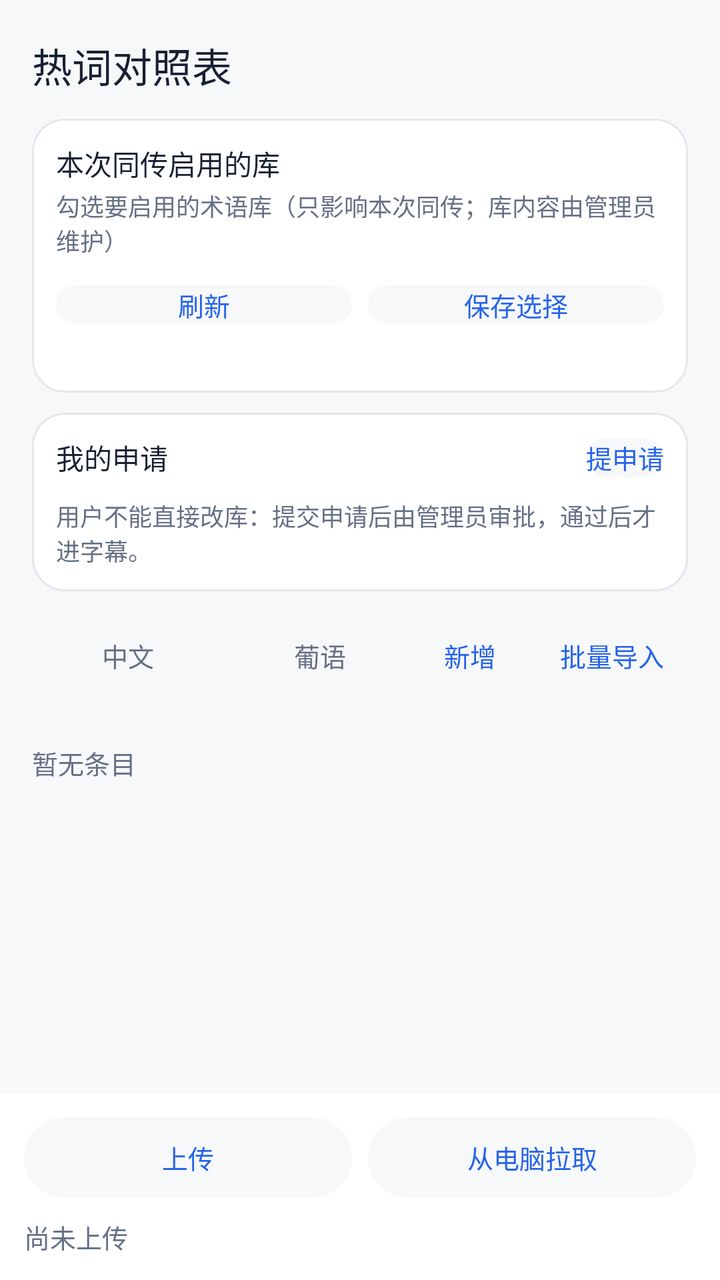
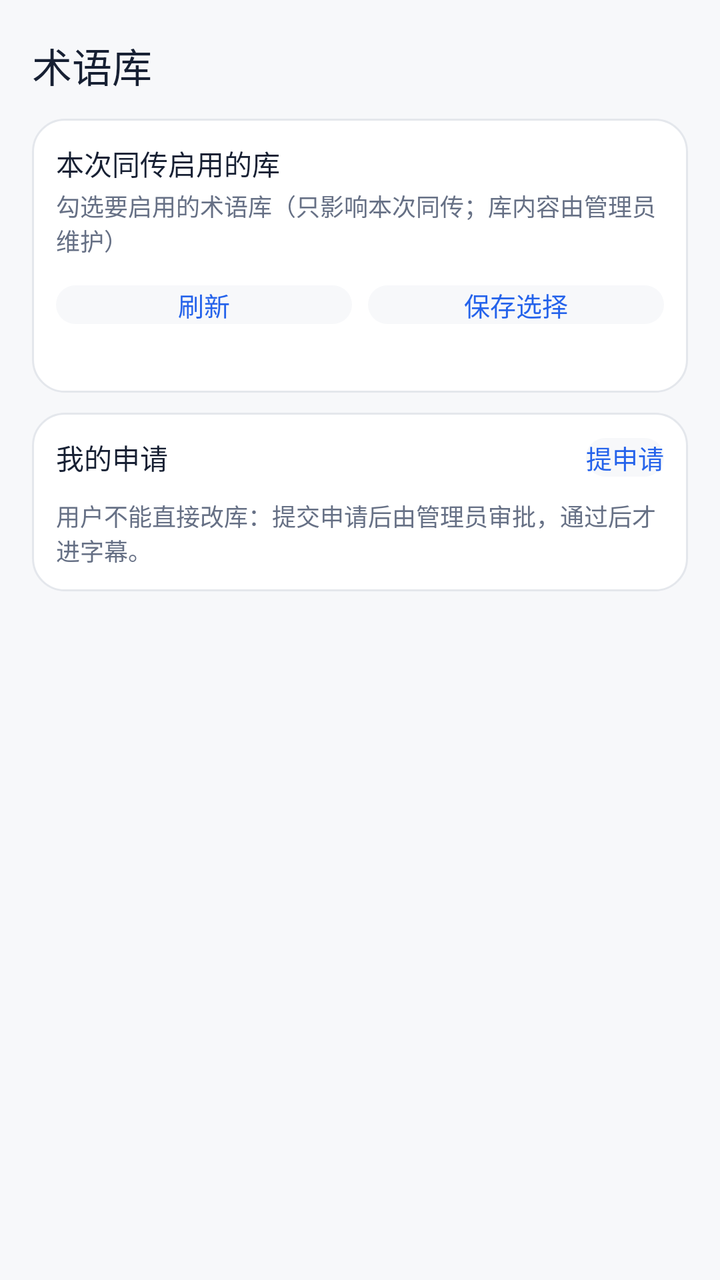

An Android layout rendered at two revisions. The XML below is the earlier revision; the diff shows what the commit changed to produce the second picture.
<!-- AndroidManifest.xml: application theme AppTheme -->
<!-- res/layout/page_terms.xml -->
<?xml version="1.0" encoding="utf-8"?>
<LinearLayout xmlns:android="http://schemas.android.com/apk/res/android"
    android:layout_width="match_parent"
    android:layout_height="match_parent"
    android:background="@color/page"
    android:orientation="vertical">

    <LinearLayout
        android:layout_width="match_parent"
        android:layout_height="wrap_content"
        android:gravity="center_vertical"
        android:orientation="horizontal"
        android:paddingStart="16dp"
        android:paddingTop="18dp"
        android:paddingEnd="16dp">

        <TextView
            android:layout_width="0dp"
            android:layout_height="wrap_content"
            android:layout_weight="1"
            android:fontFamily="sans-serif-medium"
            android:text="@string/terms_title"
            android:textColor="@color/ink"
            android:textSize="20sp" />

        <TextView
            android:id="@+id/termsCount"
            android:layout_width="wrap_content"
            android:layout_height="wrap_content"
            android:textColor="@color/ink_soft"
            android:textSize="13sp" />
    </LinearLayout>

    
    <LinearLayout
        android:layout_width="match_parent"
        android:layout_height="wrap_content"
        android:layout_marginStart="16dp"
        android:layout_marginTop="12dp"
        android:layout_marginEnd="16dp"
        android:background="@drawable/bg_card"
        android:orientation="vertical"
        android:padding="12dp">

        <TextView
            android:layout_width="match_parent"
            android:layout_height="wrap_content"
            android:fontFamily="sans-serif-medium"
            android:text="@string/terms_libs_title"
            android:textColor="@color/ink"
            android:textSize="14sp" />

        <TextView
            android:id="@+id/termsLibHint"
            android:layout_width="match_parent"
            android:layout_height="wrap_content"
            android:layout_marginTop="2dp"
            android:text="@string/terms_libs_hint"
            android:textColor="@color/ink_soft"
            android:textSize="12sp" />

        <LinearLayout
            android:id="@+id/termsLibraries"
            android:layout_width="match_parent"
            android:layout_height="wrap_content"
            android:layout_marginTop="6dp"
            android:orientation="vertical" />

        <LinearLayout
            android:layout_width="match_parent"
            android:layout_height="wrap_content"
            android:layout_marginTop="8dp"
            android:orientation="horizontal">

            <TextView
                android:id="@+id/termsLibRefresh"
                android:background="@drawable/tap_pill"
                android:clickable="true"
                android:focusable="true"
                android:gravity="center"
                android:textColor="@color/brand"
                android:textSize="13sp"
                android:layout_width="0dp"
                android:layout_height="wrap_content"
                android:layout_weight="1"
                android:text="@string/terms_libs_refresh" />

            <TextView
                android:id="@+id/termsLibSave"
                android:background="@drawable/tap_pill"
                android:clickable="true"
                android:focusable="true"
                android:gravity="center"
                android:textColor="@color/brand"
                android:textSize="13sp"
                android:layout_width="0dp"
                android:layout_height="wrap_content"
                android:layout_marginStart="8dp"
                android:layout_weight="1"
                android:text="@string/terms_libs_save" />
        </LinearLayout>

        <TextView
            android:id="@+id/termsLibStatus"
            android:layout_width="match_parent"
            android:layout_height="wrap_content"
            android:layout_marginTop="6dp"
            android:textColor="@color/ink_soft"
            android:textSize="12sp" />
    </LinearLayout>

    
    <LinearLayout
        android:layout_width="match_parent"
        android:layout_height="wrap_content"
        android:layout_marginStart="16dp"
        android:layout_marginTop="10dp"
        android:layout_marginEnd="16dp"
        android:background="@drawable/bg_card"
        android:orientation="vertical"
        android:padding="12dp">

        <LinearLayout
            android:layout_width="match_parent"
            android:layout_height="wrap_content"
            android:gravity="center_vertical"
            android:orientation="horizontal">

            <TextView
                android:layout_width="0dp"
                android:layout_height="wrap_content"
                android:layout_weight="1"
                android:fontFamily="sans-serif-medium"
                android:text="@string/terms_req_title"
                android:textColor="@color/ink"
                android:textSize="14sp" />

            <TextView
                android:id="@+id/termsReqNew"
                android:background="@drawable/tap_pill"
                android:clickable="true"
                android:focusable="true"
                android:gravity="center"
                android:textColor="@color/brand"
                android:textSize="13sp"
                android:layout_width="wrap_content"
                android:layout_height="wrap_content"
                android:text="@string/terms_req_new" />
        </LinearLayout>

        <LinearLayout
            android:id="@+id/termsRequests"
            android:layout_width="match_parent"
            android:layout_height="wrap_content"
            android:layout_marginTop="6dp"
            android:orientation="vertical" />

        <TextView
            android:id="@+id/termsReqHint"
            android:layout_width="match_parent"
            android:layout_height="wrap_content"
            android:layout_marginTop="4dp"
            android:text="@string/terms_req_hint"
            android:textColor="@color/ink_soft"
            android:textSize="12sp" />
    </LinearLayout>

    
    <LinearLayout
        android:layout_width="match_parent"
        android:layout_height="wrap_content"
        android:layout_marginStart="16dp"
        android:layout_marginTop="14dp"
        android:layout_marginEnd="16dp"
        android:gravity="center_vertical"
        android:orientation="horizontal">

        <TextView
            android:layout_width="0dp"
            android:layout_height="wrap_content"
            android:layout_weight="1"
            android:fontFamily="sans-serif-medium"
            android:gravity="center"
            android:text="@string/terms_col_zh"
            android:textColor="@color/ink_soft"
            android:textSize="13sp" />

        <TextView
            android:layout_width="0dp"
            android:layout_height="wrap_content"
            android:layout_weight="1"
            android:fontFamily="sans-serif-medium"
            android:gravity="center"
            android:text="@string/terms_col_pt"
            android:textColor="@color/ink_soft"
            android:textSize="13sp" />

        <TextView
            android:id="@+id/termsAdd"
            android:layout_width="wrap_content"
            android:layout_height="36dp"
            android:background="@drawable/tap_pill"
            android:clickable="true"
            android:focusable="true"
            android:gravity="center"
            android:paddingStart="14dp"
            android:paddingEnd="14dp"
            android:text="@string/terms_add"
            android:textColor="@color/brand"
            android:textSize="13sp" />

        <TextView
            android:id="@+id/termsBatch"
            android:layout_width="wrap_content"
            android:layout_height="36dp"
            android:layout_marginStart="6dp"
            android:background="@drawable/tap_pill"
            android:clickable="true"
            android:focusable="true"
            android:gravity="center"
            android:paddingStart="12dp"
            android:paddingEnd="12dp"
            android:text="@string/terms_batch"
            android:textColor="@color/brand"
            android:textSize="13sp" />
    </LinearLayout>

    
    <ScrollView
        android:layout_width="match_parent"
        android:layout_height="0dp"
        android:layout_marginTop="8dp"
        android:layout_weight="1"
        android:fillViewport="true">

        <LinearLayout
            android:layout_width="match_parent"
            android:layout_height="wrap_content"
            android:orientation="vertical"
            android:paddingStart="16dp"
            android:paddingEnd="16dp">

            <TextView
                android:id="@+id/termsEmpty"
                android:layout_width="match_parent"
                android:layout_height="wrap_content"
                android:paddingTop="18dp"
                android:paddingBottom="18dp"
                android:text="@string/terms_empty"
                android:textColor="@color/ink_soft"
                android:textSize="13sp" />

            <LinearLayout
                android:id="@+id/termsRows"
                android:layout_width="match_parent"
                android:layout_height="wrap_content"
                android:orientation="vertical" />
        </LinearLayout>
    </ScrollView>

    
    <LinearLayout
        android:layout_width="match_parent"
        android:layout_height="wrap_content"
        android:background="@color/surface"
        android:orientation="vertical"
        android:padding="12dp">

        <LinearLayout
            android:layout_width="match_parent"
            android:layout_height="wrap_content"
            android:orientation="horizontal">

            <TextView
                android:id="@+id/termsUpload"
                android:layout_width="0dp"
                android:layout_height="40dp"
                android:layout_weight="1"
                android:background="@drawable/tap_pill"
                android:clickable="true"
                android:focusable="true"
                android:gravity="center"
                android:text="@string/terms_upload"
                android:textColor="@color/brand"
                android:textSize="13sp" />

            <TextView
                android:id="@+id/termsLoad"
                android:layout_width="0dp"
                android:layout_height="40dp"
                android:layout_marginStart="8dp"
                android:layout_weight="1"
                android:background="@drawable/tap_pill"
                android:clickable="true"
                android:focusable="true"
                android:gravity="center"
                android:text="@string/terms_load"
                android:textColor="@color/brand"
                android:textSize="13sp" />
        </LinearLayout>

        <TextView
            android:id="@+id/termsStatus"
            android:layout_width="match_parent"
            android:layout_height="wrap_content"
            android:layout_marginTop="10dp"
            android:text="@string/terms_status_idle"
            android:textColor="@color/ink_soft"
            android:textSize="13sp" />

        <TextView
            android:id="@+id/termsWarnTitle"
            android:layout_width="match_parent"
            android:layout_height="wrap_content"
            android:layout_marginTop="8dp"
            android:fontFamily="sans-serif-medium"
            android:text="@string/terms_warn_title"
            android:textColor="@color/warn"
            android:textSize="13sp"
            android:visibility="gone" />

        <TextView
            android:id="@+id/termsWarnBody"
            android:layout_width="match_parent"
            android:layout_height="wrap_content"
            android:fontFamily="monospace"
            android:paddingTop="2dp"
            android:textColor="@color/ink_soft"
            android:textSize="12sp"
            android:visibility="gone" />

        <TextView
            android:id="@+id/termsRejectTitle"
            android:layout_width="match_parent"
            android:layout_height="wrap_content"
            android:layout_marginTop="8dp"
            android:fontFamily="sans-serif-medium"
            android:text="@string/terms_reject_title"
            android:textColor="@color/err"
            android:textSize="13sp"
            android:visibility="gone" />

        <TextView
            android:id="@+id/termsRejectBody"
            android:layout_width="match_parent"
            android:layout_height="wrap_content"
            android:fontFamily="monospace"
            android:paddingTop="2dp"
            android:textColor="@color/ink_soft"
            android:textSize="12sp"
            android:visibility="gone" />
    </LinearLayout>
</LinearLayout>
<!-- resources referenced by this layout -->
<resources>
  <color name="brand">#2563EB</color>
  <color name="err">#D92D20</color>
  <color name="ink">#172033</color>
  <color name="ink_soft">#667085</color>
  <color name="page">#F7F8FA</color>
  <color name="surface">#FFFFFF</color>
  <color name="warn">#F79009</color>
  <!-- drawable bg_card (drawable) -->
  <?xml version="1.0" encoding="utf-8"?>
  <shape xmlns:android="http://schemas.android.com/apk/res/android" android:shape="rectangle">
      <solid android:color="@color/surface" />
      <stroke android:width="1dp" android:color="@color/line" />
      <corners android:radius="16dp" />
  </shape>
  <!-- drawable tap_pill (drawable) -->
  <?xml version="1.0" encoding="utf-8"?>
  <ripple xmlns:android="http://schemas.android.com/apk/res/android"
      android:color="@color/ripple_light">
      <item android:drawable="@drawable/bg_pill" />
  </ripple>
  <string name="terms_add">新增</string>
  <string name="terms_batch">批量导入</string>
  <string name="terms_col_pt">葡语</string>
  <string name="terms_col_zh">中文</string>
  <string name="terms_empty">暂无条目</string>
  <string name="terms_libs_hint">勾选要启用的术语库（只影响本次同传；库内容由管理员维护）</string>
  <string name="terms_libs_refresh">刷新</string>
  <string name="terms_libs_save">保存选择</string>
  <string name="terms_libs_title">本次同传启用的库</string>
  <string name="terms_load">从电脑拉取</string>
  <string name="terms_reject_title">不能上传的原因</string>
  <string name="terms_req_hint">用户不能直接改库：提交申请后由管理员审批，通过后才进字幕。</string>
  <string name="terms_req_new">提申请</string>
  <string name="terms_req_title">我的申请</string>
  <string name="terms_status_idle">尚未上传</string>
  <string name="terms_title">热词对照表</string>
  <string name="terms_upload">上传</string>
  <string name="terms_warn_title">提醒</string>
  <style name="AppTheme" parent="@android:style/Theme.Material.Light.NoActionBar">
          <item name="android:windowBackground">@color/page</item>
          <item name="android:statusBarColor">@color/page</item>
          <item name="android:windowLightStatusBar">true</item>
          <item name="android:navigationBarColor">@color/page</item>
          <item name="android:colorAccent">@color/brand</item>
      </style>
  <color name="line">#E4E7EC</color>
  <color name="ripple_light">#14000000</color>
  <!-- drawable bg_pill (drawable) -->
  <?xml version="1.0" encoding="utf-8"?>
  <shape xmlns:android="http://schemas.android.com/apk/res/android" android:shape="rectangle">
      <solid android:color="@color/page" />
      <corners android:radius="22dp" />
  </shape>
</resources>

<!-- the commit's change to res/layout/page_terms.xml (unified diff, before → after) -->
@@ -167,6 +167,7 @@
 
     
     <LinearLayout
+        android:visibility="gone"
         android:layout_width="match_parent"
         android:layout_height="wrap_content"
         android:layout_marginStart="16dp"
@@ -227,6 +228,7 @@
 
     
     <ScrollView
+        android:visibility="gone"
         android:layout_width="match_parent"
         android:layout_height="0dp"
         android:layout_marginTop="8dp"
@@ -260,6 +262,7 @@
 
     
     <LinearLayout
+        android:visibility="gone"
         android:layout_width="match_parent"
         android:layout_height="wrap_content"
         android:background="@color/surface"
<!-- resource entries referenced after the edit -->
@@ -35,7 +35,7 @@
   <string name="terms_req_new">提申请</string>
   <string name="terms_req_title">我的申请</string>
   <string name="terms_status_idle">尚未上传</string>
-  <string name="terms_title">热词对照表</string>
+  <string name="terms_title">术语库</string>
   <string name="terms_upload">上传</string>
   <string name="terms_warn_title">提醒</string>
   <style name="AppTheme" parent="@android:style/Theme.Material.Light.NoActionBar">
